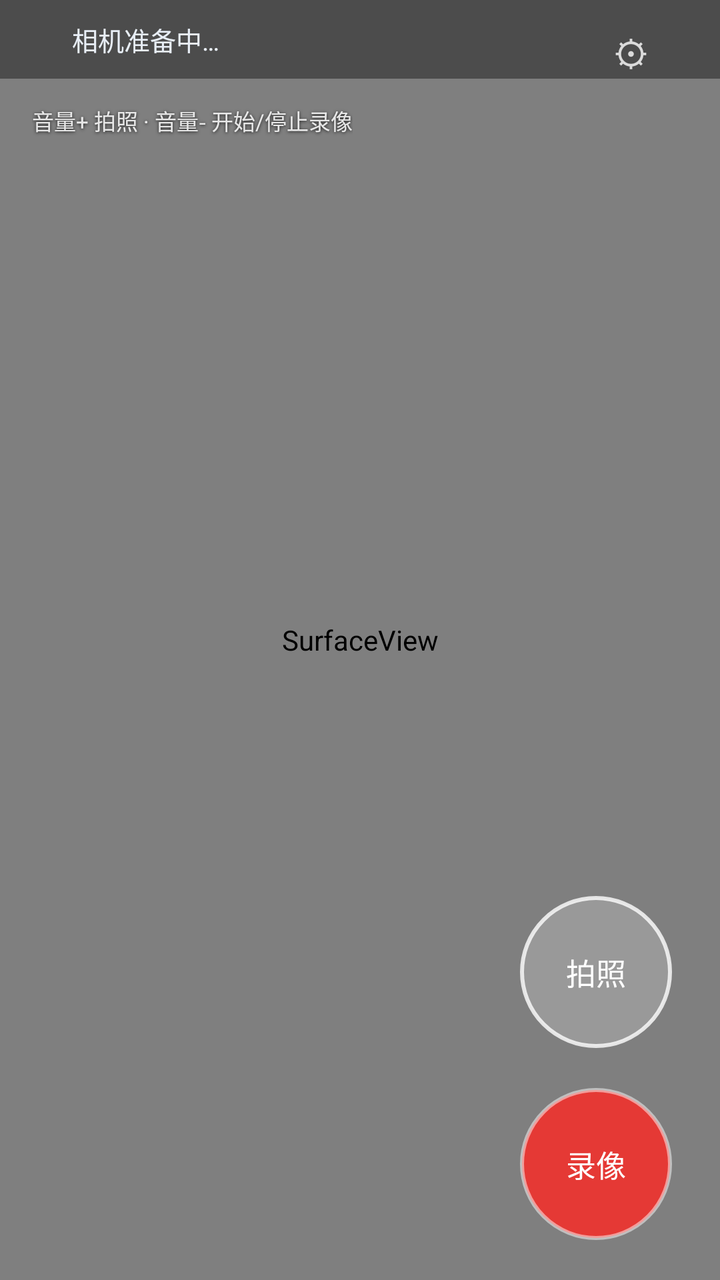
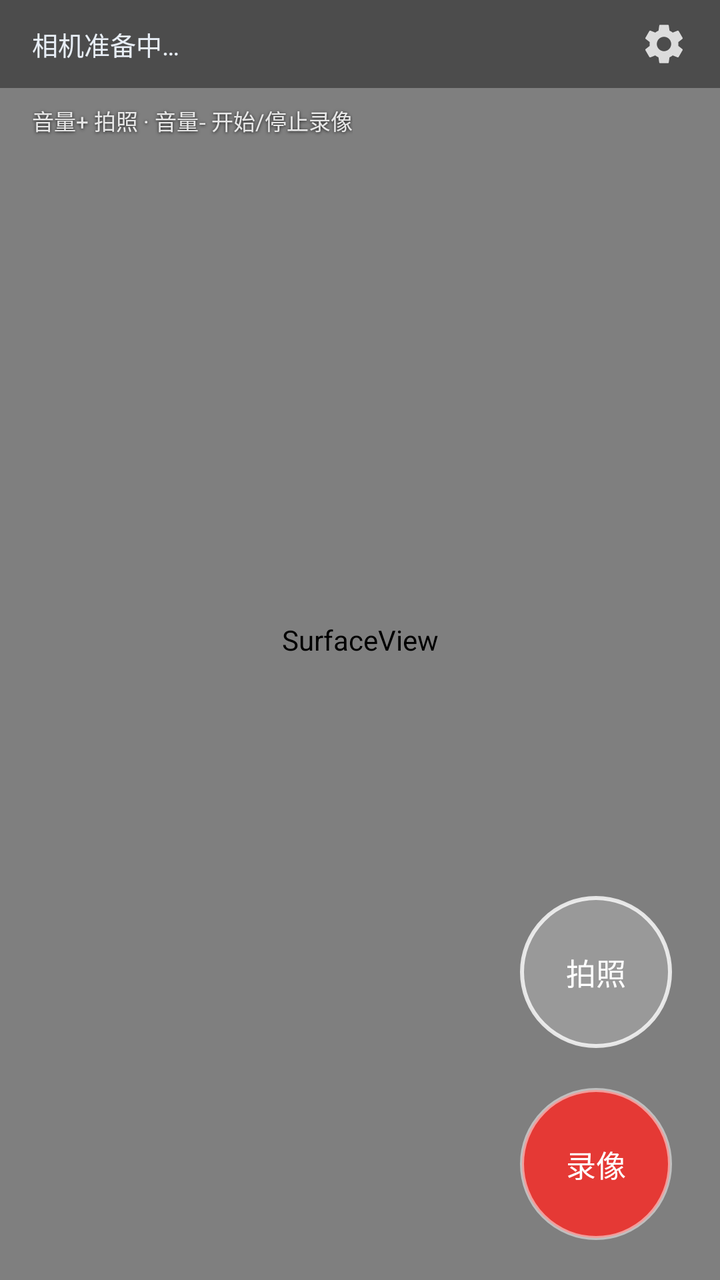

Compare the two renders of this Android layout. The source of the first and the diff that turns it into the second are given below.
<!-- AndroidManifest.xml: application theme Theme.BodyCam -->
<!-- res/layout/activity_main.xml -->
<?xml version="1.0" encoding="utf-8"?>
<FrameLayout xmlns:android="http://schemas.android.com/apk/res/android"
    android:layout_width="match_parent"
    android:layout_height="match_parent"
    android:background="#000000">

    
    <SurfaceView
        android:id="@+id/preview"
        android:layout_width="match_parent"
        android:layout_height="match_parent" />

    
    <View
        android:id="@+id/flashView"
        android:layout_width="match_parent"
        android:layout_height="match_parent"
        android:alpha="0"
        android:background="#FFFFFF" />

    <LinearLayout
        android:layout_width="match_parent"
        android:layout_height="wrap_content"
        android:layout_gravity="top"
        android:background="#66000000"
        android:gravity="center_vertical"
        android:orientation="horizontal"
        android:paddingHorizontal="16dp"
        android:paddingVertical="10dp">

        <View
            android:id="@+id/recDot"
            android:layout_width="10dp"
            android:layout_height="10dp"
            android:background="@drawable/dot_rec"
            android:visibility="invisible" />

        <TextView
            android:id="@+id/statusView"
            android:layout_width="0dp"
            android:layout_height="wrap_content"
            android:layout_marginStart="10dp"
            android:layout_weight="1"
            android:text="@string/status_booting"
            android:textColor="#E8EEF6"
            android:textSize="13sp" />

        <TextView
            android:id="@+id/timerView"
            android:layout_width="wrap_content"
            android:layout_height="wrap_content"
            android:fontFamily="monospace"
            android:text="00:00:00"
            android:textColor="#FF5252"
            android:textSize="16sp"
            android:visibility="gone" />
    </LinearLayout>

    <TextView
        android:id="@+id/hintView"
        android:layout_width="wrap_content"
        android:layout_height="wrap_content"
        android:layout_gravity="top|start"
        android:layout_marginStart="16dp"
        android:layout_marginTop="52dp"
        android:text="@string/hint_keys"
        android:textColor="#DDFFFFFF"
        android:textSize="11sp"
        android:shadowColor="#CC000000"
        android:shadowDx="0"
        android:shadowDy="1"
        android:shadowRadius="4" />

    <TextView
        android:id="@+id/debugView"
        android:layout_width="wrap_content"
        android:layout_height="wrap_content"
        android:layout_gravity="top|start"
        android:layout_marginStart="16dp"
        android:layout_marginTop="76dp"
        android:fontFamily="monospace"
        android:textColor="#B3FFFFFF"
        android:textSize="10sp"
        android:shadowColor="#CC000000"
        android:shadowDx="0"
        android:shadowDy="1"
        android:shadowRadius="3"
        android:visibility="gone" />

    
    <View
        android:id="@+id/preRecordDot"
        android:layout_width="10dp"
        android:layout_height="10dp"
        android:layout_gravity="top|end"
        android:layout_marginEnd="16dp"
        android:layout_marginTop="15dp"
        android:background="@drawable/dot_pre_record"
        android:visibility="gone" />

    
    <TextView
        android:id="@+id/btnSettings"
        android:layout_width="wrap_content"
        android:layout_height="wrap_content"
        android:layout_gravity="top|end"
        android:layout_marginEnd="30dp"
        android:layout_marginTop="8dp"
        android:background="?android:attr/selectableItemBackgroundBorderless"
        android:padding="6dp"
        android:text="⚙"
        android:textColor="#CCFFFFFF"
        android:textSize="18sp" />

    
    <LinearLayout
        android:layout_width="wrap_content"
        android:layout_height="wrap_content"
        android:layout_gravity="bottom|end"
        android:layout_marginEnd="24dp"
        android:layout_marginBottom="20dp"
        android:gravity="center_horizontal"
        android:orientation="vertical">

        <TextView
            android:id="@+id/btnShutter"
            android:layout_width="76dp"
            android:layout_height="76dp"
            android:background="@drawable/bg_btn_capture"
            android:gravity="center"
            android:text="@string/btn_capture"
            android:textColor="#FFFFFF"
            android:textSize="15sp" />

        <TextView
            android:id="@+id/btnRecord"
            android:layout_width="76dp"
            android:layout_height="76dp"
            android:layout_marginTop="20dp"
            android:background="@drawable/bg_btn_record"
            android:gravity="center"
            android:text="@string/btn_record"
            android:textColor="#FFFFFF"
            android:textSize="15sp" />
    </LinearLayout>
</FrameLayout>
<!-- resources referenced by this layout -->
<resources>
  <!-- drawable bg_btn_capture (drawable) -->
  <?xml version="1.0" encoding="utf-8"?>
  <shape xmlns:android="http://schemas.android.com/apk/res/android"
      android:shape="oval">
      <solid android:color="#33FFFFFF" />
      <stroke
          android:width="2dp"
          android:color="#CCFFFFFF" />
  </shape>
  <!-- drawable bg_btn_record (drawable) -->
  <?xml version="1.0" encoding="utf-8"?>
  <shape xmlns:android="http://schemas.android.com/apk/res/android"
      android:shape="oval">
      <solid android:color="#E53935" />
      <stroke
          android:width="2dp"
          android:color="#80FFFFFF" />
  </shape>
  <!-- drawable dot_pre_record (drawable) -->
  <?xml version="1.0" encoding="utf-8"?>
  <shape xmlns:android="http://schemas.android.com/apk/res/android" android:shape="oval">
      <solid android:color="#FFD54F" />
      <stroke android:width="1dp" android:color="#66000000" />
      <size android:width="10dp" android:height="10dp" />
  </shape>
  <!-- drawable dot_rec (drawable) -->
  <?xml version="1.0" encoding="utf-8"?>
  <shape xmlns:android="http://schemas.android.com/apk/res/android"
      android:shape="oval">
      <solid android:color="#FF3B30" />
      <size
          android:width="10dp"
          android:height="10dp" />
  </shape>
  <string name="btn_capture">拍照</string>
  <string name="btn_record">录像</string>
  <string name="hint_keys">音量+ 拍照 · 音量- 开始/停止录像</string>
  <string name="status_booting">相机准备中…</string>
  <style name="Theme.BodyCam" parent="@android:style/Theme.Material.NoActionBar">
          <item name="android:windowBackground">#000000</item>
          <item name="android:statusBarColor">#000000</item>
          <item name="android:navigationBarColor">#000000</item>
          <item name="android:colorAccent">#E53935</item>
      </style>
</resources>

<!-- the commit's change to res/layout/activity_main.xml (unified diff, before → after) -->
@@ -18,43 +18,78 @@
         android:alpha="0"
         android:background="#FFFFFF" />
 
-    <LinearLayout
+    
+    <FrameLayout
         android:layout_width="match_parent"
         android:layout_height="wrap_content"
         android:layout_gravity="top"
         android:background="#66000000"
-        android:gravity="center_vertical"
-        android:orientation="horizontal"
         android:paddingHorizontal="16dp"
         android:paddingVertical="10dp">
 
-        <View
-            android:id="@+id/recDot"
-            android:layout_width="10dp"
-            android:layout_height="10dp"
-            android:background="@drawable/dot_rec"
-            android:visibility="invisible" />
+        
+        <LinearLayout
+            android:layout_width="wrap_content"
+            android:layout_height="wrap_content"
+            android:layout_gravity="start|center_vertical"
+            android:gravity="center_vertical"
+            android:orientation="horizontal">
 
-        <TextView
-            android:id="@+id/statusView"
-            android:layout_width="0dp"
-            android:layout_height="wrap_content"
-            android:layout_marginStart="10dp"
-            android:layout_weight="1"
-            android:text="@string/status_booting"
-            android:textColor="#E8EEF6"
-            android:textSize="13sp" />
+            <TextView
+                android:id="@+id/statusView"
+                android:layout_width="wrap_content"
+                android:layout_height="wrap_content"
+                android:text="@string/status_booting"
+                android:textColor="#E8EEF6"
+                android:textSize="13sp" />
 
+            <View
+                android:id="@+id/recDot"
+                android:layout_width="10dp"
+                android:layout_height="10dp"
+                android:layout_marginStart="5dp"
+                android:background="@drawable/dot_rec"
+                android:visibility="invisible" />
+        </LinearLayout>
+
+        
         <TextView
             android:id="@+id/timerView"
             android:layout_width="wrap_content"
             android:layout_height="wrap_content"
+            android:layout_gravity="center"
             android:fontFamily="monospace"
             android:text="00:00:00"
             android:textColor="#FF5252"
             android:textSize="16sp"
             android:visibility="gone" />
-    </LinearLayout>
+
+        
+        <LinearLayout
+            android:layout_width="wrap_content"
+            android:layout_height="wrap_content"
+            android:layout_gravity="end|center_vertical"
+            android:gravity="center_vertical"
+            android:orientation="horizontal">
+
+            
+            <View
+                android:id="@+id/preRecordDot"
+                android:layout_width="10dp"
+                android:layout_height="10dp"
+                android:background="@drawable/dot_pre_record"
+                android:visibility="gone" />
+
+            <ImageView
+                android:id="@+id/btnSettings"
+                android:layout_width="24dp"
+                android:layout_height="24dp"
+                android:layout_marginStart="10dp"
+                android:background="?android:attr/selectableItemBackgroundBorderless"
+                android:contentDescription="@string/title_settings"
+                android:src="@drawable/ic_settings" />
+        </LinearLayout>
+    </FrameLayout>
 
     <TextView
         android:id="@+id/hintView"
@@ -63,13 +98,13 @@
         android:layout_gravity="top|start"
         android:layout_marginStart="16dp"
         android:layout_marginTop="52dp"
-        android:text="@string/hint_keys"
-        android:textColor="#DDFFFFFF"
-        android:textSize="11sp"
         android:shadowColor="#CC000000"
         android:shadowDx="0"
         android:shadowDy="1"
-        android:shadowRadius="4" />
+        android:shadowRadius="4"
+        android:text="@string/hint_keys"
+        android:textColor="#DDFFFFFF"
+        android:textSize="11sp" />
 
     <TextView
         android:id="@+id/debugView"
@@ -79,38 +114,13 @@
         android:layout_marginStart="16dp"
         android:layout_marginTop="76dp"
         android:fontFamily="monospace"
-        android:textColor="#B3FFFFFF"
-        android:textSize="10sp"
         android:shadowColor="#CC000000"
         android:shadowDx="0"
         android:shadowDy="1"
         android:shadowRadius="3"
+        android:textColor="#B3FFFFFF"
+        android:textSize="10sp"
         android:visibility="gone" />
-
-    
-    <View
-        android:id="@+id/preRecordDot"
-        android:layout_width="10dp"
-        android:layout_height="10dp"
-        android:layout_gravity="top|end"
-        android:layout_marginEnd="16dp"
-        android:layout_marginTop="15dp"
-        android:background="@drawable/dot_pre_record"
-        android:visibility="gone" />
-
-    
-    <TextView
-        android:id="@+id/btnSettings"
-        android:layout_width="wrap_content"
-        android:layout_height="wrap_content"
-        android:layout_gravity="top|end"
-        android:layout_marginEnd="30dp"
-        android:layout_marginTop="8dp"
-        android:background="?android:attr/selectableItemBackgroundBorderless"
-        android:padding="6dp"
-        android:text="⚙"
-        android:textColor="#CCFFFFFF"
-        android:textSize="18sp" />
 
     
     <LinearLayout
<!-- resource entries referenced after the edit -->
@@ -34,10 +34,24 @@
           android:width="10dp"
           android:height="10dp" />
   </shape>
+  <!-- drawable ic_settings (drawable) -->
+  <?xml version="1.0" encoding="utf-8"?>
+  <vector xmlns:android="http://schemas.android.com/apk/res/android"
+      android:width="24dp"
+      android:height="24dp"
+      android:viewportWidth="24"
+      android:viewportHeight="24"
+      android:tint="#CCFFFFFF">
+      
+      <path
+          android:fillColor="#FFFFFF"
+          android:pathData="M19.14,12.94c0.04,-0.3 0.06,-0.61 0.06,-0.94c0,-0.32 -0.02,-0.64 -0.07,-0.94l2.03,-1.58c0.18,-0.14 0.23,-0.41 0.12,-0.61l-1.92,-3.32c-0.12,-0.22 -0.37,-0.29 -0.59,-0.22l-2.39,0.96c-0.5,-0.38 -1.03,-0.7 -1.62,-0.94L14.4,2.81c-0.04,-0.24 -0.24,-0.41 -0.47,-0.41h-3.84c-0.24,0 -0.43,0.17 -0.47,0.41L9.25,5.35C8.66,5.59 8.12,5.92 7.63,6.29L5.24,5.33c-0.22,-0.08 -0.47,0 -0.59,0.22L2.74,8.87C2.62,9.08 2.66,9.34 2.86,9.48l2.03,1.58C4.84,11.36 4.8,11.69 4.8,12s0.02,0.64 0.07,0.94l-2.03,1.58c-0.18,0.14 -0.23,0.41 -0.12,0.61l1.92,3.32c0.12,0.22 0.37,0.29 0.59,0.22l2.39,-0.96c0.5,0.38 1.03,0.7 1.62,0.94l0.36,2.54c0.05,0.24 0.24,0.41 0.48,0.41h3.84c0.24,0 0.44,-0.17 0.47,-0.41l0.36,-2.54c0.59,-0.24 1.13,-0.56 1.62,-0.94l2.39,0.96c0.22,0.08 0.47,0 0.59,-0.22l1.92,-3.32c0.12,-0.22 0.07,-0.47 -0.12,-0.61L19.14,12.94zM12,15.6c-1.98,0 -3.6,-1.62 -3.6,-3.6s1.62,-3.6 3.6,-3.6s3.6,1.62 3.6,3.6S13.98,15.6 12,15.6z" />
+  </vector>
   <string name="btn_capture">拍照</string>
   <string name="btn_record">录像</string>
   <string name="hint_keys">音量+ 拍照 · 音量- 开始/停止录像</string>
   <string name="status_booting">相机准备中…</string>
+  <string name="title_settings">设置</string>
   <style name="Theme.BodyCam" parent="@android:style/Theme.Material.NoActionBar">
           <item name="android:windowBackground">#000000</item>
           <item name="android:statusBarColor">#000000</item>
